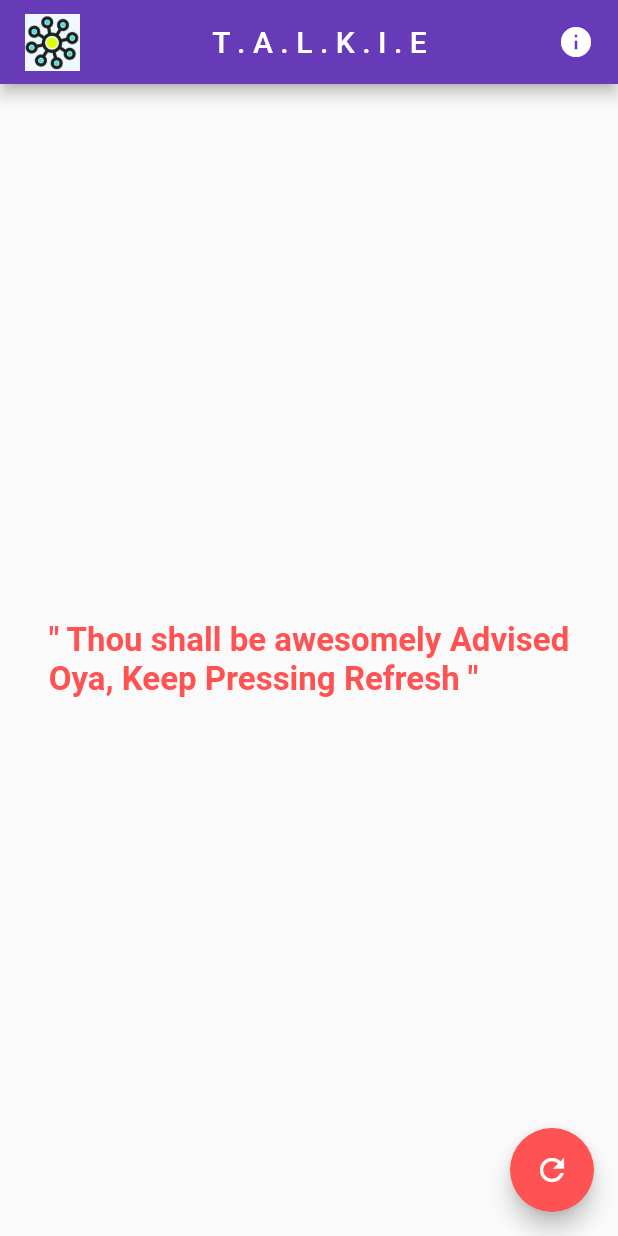
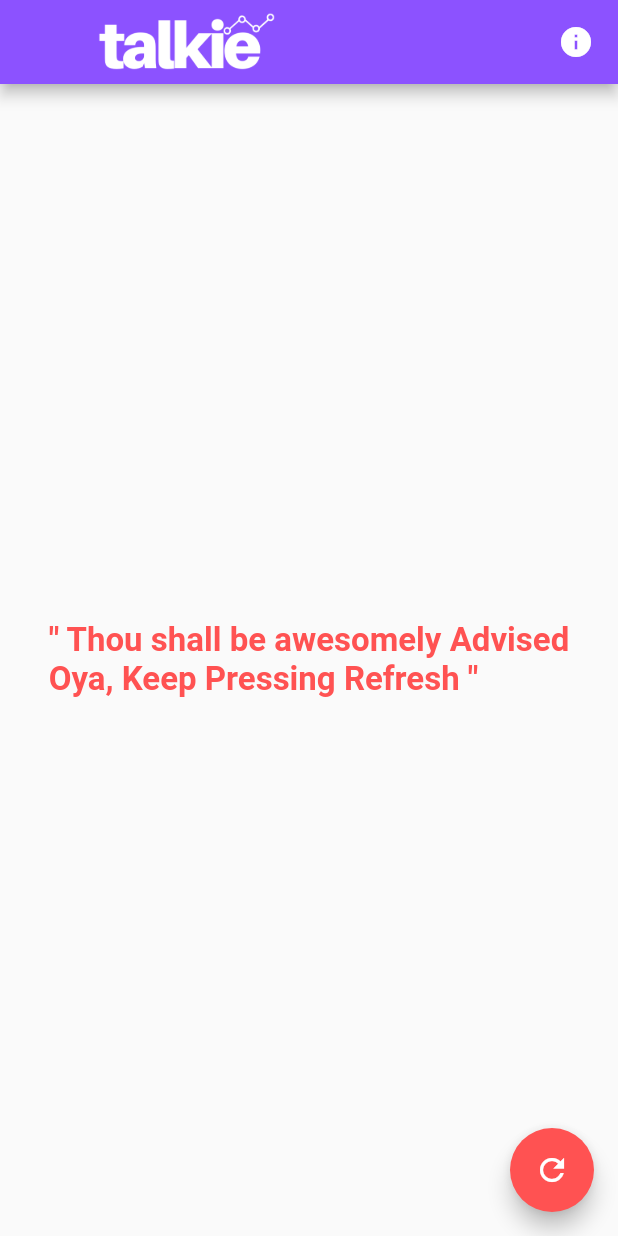
Before and after one commit to C-Spydo/talkie, a Flutter app: the screen it shows after launch, on a phone screen of 412 x 824 dp. Run offline on Flutter 3.47's test engine with Material 2 defaults, Android fonts, the phone set to English and light mode, and no system bars; our stand-ins replace fluttertoast.

Commit message:
Changed Launcher, logo and colors

```diff
--- a/lib/main.dart
+++ b/lib/main.dart
@@ -91,18 +91,18 @@ class _MyHomePageState extends State<MyHomePage> {
 
   @override
   Widget build(BuildContext context) {
+    //8c52ff
     return Scaffold(
       appBar: AppBar(
-        backgroundColor: Colors.deepPurple,
+        backgroundColor: Color(0xFF8c52ff),
         title: Row(
           mainAxisAlignment: MainAxisAlignment.spaceBetween,
           children: <Widget>[
             Image.asset(
-              'assets/images/logo.png',
-              height: 38.0,
-              width: 38.0,
+              'assets/images/logo2.png',
+              height: 40.0,
+              width: 220.0,
             ),
-            Text('T . A . L . K . I . E'),
             GestureDetector(
               onTap: _showDialog,
               child: Icon(Icons.info),
--- a/pubspec.yaml
+++ b/pubspec.yaml
@@ -47,6 +47,8 @@ flutter:
   assets:
 #    - images/a_dot_burr.jpeg
     - assets/images/logo.png
+    - assets/images/logo2.png
+
 
   # An image asset can refer to one or more resolution-specific "variants", see
   # https://flutter.io/assets-and-images/#resolution-aware.
```
Also changed, not shown: assets/images/logo.png, assets/images/logo2.png (added), 5 other files.
